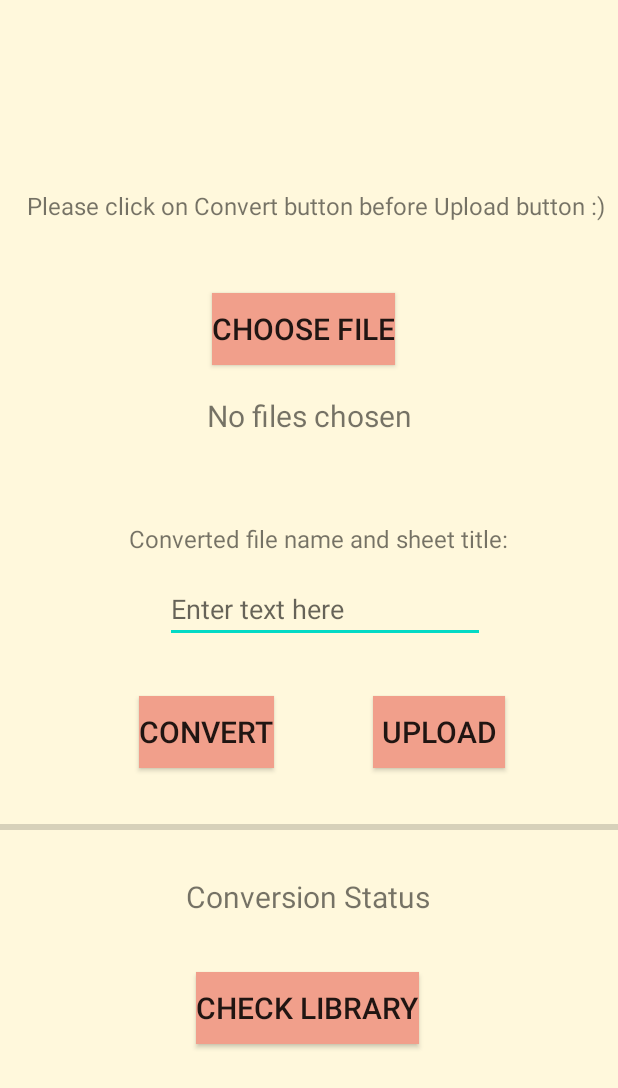
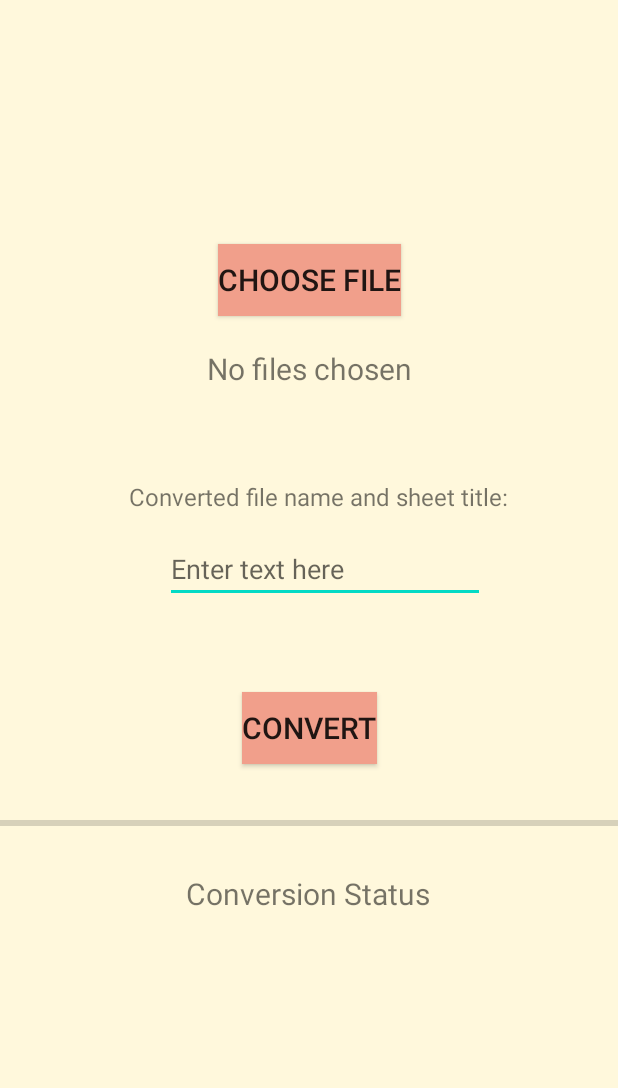
Before and after one commit to jiaqi20/Conversic, an Android app: the layout activity_conversic1.xml on its own in the app's theme, with its tools: preview values and no code run, on a phone screen of 412 x 824 dp. Shown: the top 1088 px of the screen. Run offline under Robolectric (Android 15) with nearby library versions, the light colour scheme and no system bars.

Commit message:
conversic1 update: integrate python with android browse and convert (upload directly to library)

```diff
--- a/app/src/main/res/layout/activity_conversic1.xml
+++ b/app/src/main/res/layout/activity_conversic1.xml
@@ -24,10 +24,9 @@
             android:textSize="20sp"
             app:layout_constraintBottom_toBottomOf="parent"
             app:layout_constraintEnd_toEndOf="parent"
-            app:layout_constraintHorizontal_bias="0.488"
             app:layout_constraintStart_toStartOf="parent"
-            app:layout_constraintTop_toBottomOf="@+id/textViewInstruction"
-            app:layout_constraintVertical_bias="0.075" />
+            app:layout_constraintTop_toTopOf="parent"
+            app:layout_constraintVertical_bias="0.21" />
 
         <TextView
             android:id="@+id/textViewDisplay"
@@ -50,10 +49,9 @@
             android:textSize="20sp"
             app:layout_constraintBottom_toBottomOf="parent"
             app:layout_constraintEnd_toEndOf="parent"
-            app:layout_constraintHorizontal_bias="0.287"
             app:layout_constraintStart_toStartOf="parent"
             app:layout_constraintTop_toBottomOf="@+id/editTextDescription"
-            app:layout_constraintVertical_bias="0.101" />
+            app:layout_constraintVertical_bias="0.158" />
 
         <EditText
             android:id="@+id/editTextDescription"
@@ -69,20 +67,6 @@
             app:layout_constraintTop_toBottomOf="@+id/textViewEnter"
             app:layout_constraintVertical_bias="0.033" />
 
-        <Button
-            android:id="@+id/buttonCLib"
-            android:layout_width="wrap_content"
-            android:layout_height="wrap_content"
-            android:background="@color/Button"
-            android:text="Check Library"
-            android:textSize="20sp"
-            app:layout_constraintBottom_toBottomOf="parent"
-            app:layout_constraintEnd_toEndOf="parent"
-            app:layout_constraintHorizontal_bias="0.497"
-            app:layout_constraintStart_toStartOf="parent"
-            app:layout_constraintTop_toBottomOf="@+id/textViewMusicString"
-            app:layout_constraintVertical_bias="0.224" />
-
         <TextView
             android:id="@+id/textViewMusicString"
             android:layout_width="wrap_content"
@@ -96,20 +80,6 @@
             app:layout_constraintTop_toBottomOf="@+id/buttonConvert"
             app:layout_constraintVertical_bias="0.254" />
 
-        <Button
-            android:id="@+id/buttonUpload"
-            android:layout_width="wrap_content"
-            android:layout_height="wrap_content"
-            android:background="@color/Button"
-            android:text="Upload"
-            android:textSize="20sp"
-            app:layout_constraintBottom_toBottomOf="parent"
-            app:layout_constraintEnd_toEndOf="parent"
-            app:layout_constraintHorizontal_bias="0.767"
-            app:layout_constraintStart_toStartOf="parent"
-            app:layout_constraintTop_toBottomOf="@+id/editTextDescription"
-            app:layout_constraintVertical_bias="0.101" />
-
         <ProgressBar
             android:id="@+id/progressUpload"
             style="?android:attr/progressBarStyleHorizontal"
@@ -119,7 +89,7 @@
             app:layout_constraintEnd_toEndOf="parent"
             app:layout_constraintHorizontal_bias="0.0"
             app:layout_constraintStart_toStartOf="parent"
-            app:layout_constraintTop_toBottomOf="@+id/buttonUpload"
+            app:layout_constraintTop_toBottomOf="@+id/buttonConvert"
             app:layout_constraintVertical_bias="0.105" />
 
         <TextView
@@ -135,19 +105,6 @@
             app:layout_constraintTop_toBottomOf="@+id/textViewDisplay"
             app:layout_constraintVertical_bias="0.112" />
 
-        <TextView
-            android:id="@+id/textViewInstruction"
-            android:layout_width="wrap_content"
-            android:layout_height="wrap_content"
-            android:text="Please click on Convert button before Upload button :)"
-            android:textSize="16sp"
-            app:layout_constraintBottom_toBottomOf="parent"
-            app:layout_constraintEnd_toEndOf="parent"
-            app:layout_constraintHorizontal_bias="0.666"
-            app:layout_constraintStart_toStartOf="parent"
-            app:layout_constraintTop_toTopOf="parent"
-            app:layout_constraintVertical_bias="0.157" />
-
     </androidx.constraintlayout.widget.ConstraintLayout>
 
 </androidx.drawerlayout.widget.DrawerLayout>
--- a/build.gradle
+++ b/build.gradle
@@ -5,11 +5,13 @@ buildscript {
     repositories {
         google()
         jcenter()
+        maven { url "https://chaquo.com/maven" }
 
     }
     dependencies {
         classpath 'com.android.tools.build:gradle:3.6.3'
         classpath 'com.google.gms:google-services:4.3.3'
+        classpath 'com.chaquo.python:gradle:8.0.0'
 
 
         // NOTE: Do not place your application dependencies here; they belong
```
Also changed, not shown: app/build.gradle (+26 -0 lines), app/src/main/java/com/example/conversic/Conversic1.java (+111 -75 lines).
